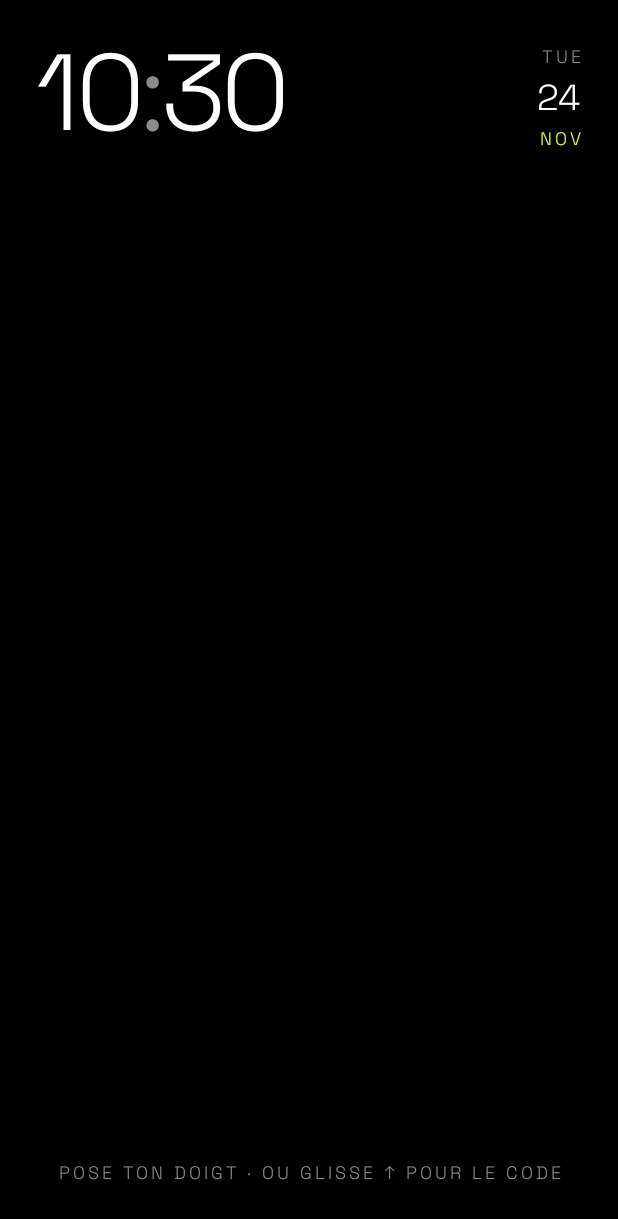
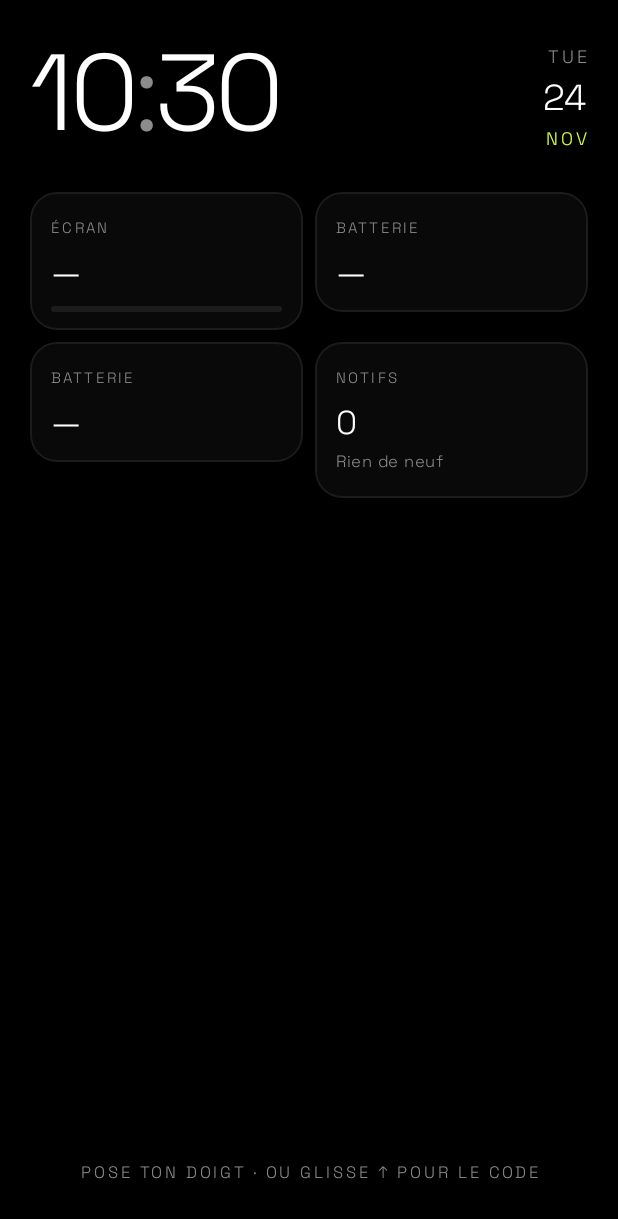
Before and after one commit to Mcsence/mono-launcher, an Android app built with Jetpack Compose: the LockActivity screen opened directly, with no data from a screen before it, on a phone screen of 412 x 824 dp. Shown: the top 1219 px of the screen. Run offline under Robolectric (Android 15) with nearby library versions, the phone set to English and light mode, and no system bars; network calls fail; pictures from the network do not load; Roboto replaces fonts that are not available here.

Commit message:
Lock screen: cards layout with date beside the clock
Thin outlined cards for screen time (with gauge), markets, top headline,
notifications and battery, music player at the bottom; bold hours, light
minutes and a day/date/month block on the right.

Co-Authored-By: Claude Opus 5.5 <noreply@anthropic.com>

```diff
--- a/app/src/main/java/com/mono/launcher/ui/HomeScreen.kt
+++ b/app/src/main/java/com/mono/launcher/ui/HomeScreen.kt
@@ -197,146 +197,6 @@ fun HomeScreen(
                     .background(Muted.copy(alpha = 0.5f))
             )
         }
-    }
-}
-
-/**
- * Shown over the system lock screen: an info screen, no apps. Clock, battery,
- * notification summary (app names only, never message text), markets, headlines, music.
- */
-@Composable
-fun LockScreen(
-    apps: List<AppEntry>,
-    prefs: Prefs,
-    onOpenLink: (String) -> Unit,
-    onUnlock: () -> Unit,
-) {
-    val unlock by rememberUpdatedState(onUnlock)
-    val media = NotificationState.media
-    val context = LocalContext.current
-    val battery = remember {
-        context.getSystemService(BatteryManager::class.java)
-            ?.getIntProperty(BatteryManager.BATTERY_PROPERTY_CAPACITY)
-            ?.takeIf { it in 0..100 }
-    }
-    val notifications = NotificationState.byPackage
-    val notifSummary = remember(notifications, apps) {
-        val labels = apps.associate { it.component.packageName to it.label }
-        val total = notifications.values.sumOf { it.count }
-        if (total == 0) null else {
-            val names = notifications.keys.mapNotNull { labels[it] }.take(3).joinToString(", ")
-            "$total notification${if (total > 1) "s" else ""}" + if (names.isNotBlank()) " · $names" else ""
-        }
-    }
-
-    Column(
-        Modifier
-            .fillMaxSize()
-            .background(HomeBackground)
-            .pointerInput(Unit) {
-                var total = 0f
-                detectVerticalDragGestures(
-                    onDragStart = { total = 0f },
-                    onDragEnd = { if (total < -120f) unlock() },
-                ) { _, dy -> total += dy }
-            }
-            .systemBarsPadding()
-            .padding(horizontal = 24.dp, vertical = 16.dp)
-    ) {
-        ClockBlock(prefs)
-        Spacer(Modifier.height(10.dp))
-        Row(verticalAlignment = Alignment.CenterVertically) {
-            battery?.let {
-                Text("Batterie $it %", color = Muted, fontSize = 13.sp, fontWeight = FontWeight.Medium)
-            }
-            if (battery != null && notifSummary != null) {
-                Spacer(Modifier.width(10.dp))
-                Box(Modifier.size(4.dp).background(Muted, CircleShape))
-                Spacer(Modifier.width(10.dp))
-            }
-            notifSummary?.let {
-                Text(it, color = White, fontSize = 13.sp, fontWeight = FontWeight.Medium, maxLines = 1, overflow = TextOverflow.Ellipsis)
-            }
-        }
-
-        val screenTotal = ScreenTime.total
-        if (screenTotal >= 60_000) {
-            Text(
-                "Écran aujourd'hui · ${ScreenTime.format(screenTotal)}",
-                color = Muted,
-                fontSize = 13.sp,
-                fontWeight = FontWeight.Medium,
-                modifier = Modifier.padding(top = 4.dp),
-            )
-        }
-
-        Column(Modifier.weight(1f).fillMaxWidth().padding(top = 28.dp)) {
-            val quotes = FeedState.quotes
-            if (prefs.showMarkets && quotes.isNotEmpty()) {
-                SectionLabel("Bourse")
-                Spacer(Modifier.height(8.dp))
-                quotes.take(4).forEach { quote ->
-                    Row(Modifier.fillMaxWidth().padding(vertical = 5.dp), verticalAlignment = Alignment.CenterVertically) {
-                        Text(quote.name, color = White, fontSize = 16.sp, fontWeight = FontWeight.SemiBold, modifier = Modifier.weight(1f), maxLines = 1)
-                        Text(Feeds.formatPrice(quote), color = White, fontSize = 16.sp, fontWeight = FontWeight.Medium)
-                        Spacer(Modifier.width(10.dp))
-                        Text(
-                            Feeds.formatChange(quote),
-                            color = if (quote.changePercent >= 0) Accent else Muted,
-                            fontSize = 13.sp,
-                            fontWeight = FontWeight.Bold,
-                        )
-                    }
-                }
-                Spacer(Modifier.height(22.dp))
-            }
-            val headlines = FeedState.headlines
-            if (prefs.showNews && headlines.isNotEmpty()) {
-                SectionLabel("À la une")
-                Spacer(Modifier.height(6.dp))
-                headlines.take(3).forEach { headline ->
-                    Column(
-                        Modifier
-                            .fillMaxWidth()
-                            .clip(RoundedCornerShape(10.dp))
-                            .clickable { onOpenLink(headline.link) }
-                            .padding(vertical = 8.dp)
-                    ) {
-                        Text(
-                            headline.title,
-                            color = White,
-                            fontSize = 15.sp,
-                            fontWeight = FontWeight.SemiBold,
-                            lineHeight = 20.sp,
-                            maxLines = 2,
-                            overflow = TextOverflow.Ellipsis,
-                        )
-                        Text(
-                            listOf(headline.source, Feeds.ago(headline.published)).filter { it.isNotBlank() }.joinToString(" · "),
-                            color = Muted,
-                            fontSize = 12.sp,
-                        )
-                    }
-                }
-            }
-        }
-
-        if (prefs.showMusic && media != null) {
-            MusicPlayer(media, Modifier.padding(top = 12.dp))
-        }
-        Text(
-            "POSE TON DOIGT · OU GLISSE ↑ POUR LE CODE",
-            color = Muted,
-            fontSize = 12.sp,
-            fontWeight = FontWeight.Bold,
-            letterSpacing = 2.sp,
-            textAlign = TextAlign.Center,
-            modifier = Modifier
-                .fillMaxWidth()
-                .clip(RoundedCornerShape(50))
-                .clickable { unlock() }
-                .padding(vertical = 14.dp),
-        )
     }
 }
 
--- /dev/null
+++ b/app/src/main/java/com/mono/launcher/ui/LockScreen.kt
@@ -0,0 +1,289 @@
+package com.mono.launcher.ui
+
+import android.os.BatteryManager
+import androidx.compose.foundation.background
+import androidx.compose.foundation.border
+import androidx.compose.foundation.clickable
+import androidx.compose.foundation.gestures.detectVerticalDragGestures
+import androidx.compose.foundation.layout.Arrangement
+import androidx.compose.foundation.layout.Box
+import androidx.compose.foundation.layout.Column
+import androidx.compose.foundation.layout.ColumnScope
+import androidx.compose.foundation.layout.Row
+import androidx.compose.foundation.layout.Spacer
+import androidx.compose.foundation.layout.fillMaxSize
+import androidx.compose.foundation.layout.fillMaxWidth
+import androidx.compose.foundation.layout.height
+import androidx.compose.foundation.layout.padding
+import androidx.compose.foundation.layout.systemBarsPadding
+import androidx.compose.foundation.shape.RoundedCornerShape
+import androidx.compose.material3.Text
+import androidx.compose.runtime.Composable
+import androidx.compose.runtime.getValue
+import androidx.compose.runtime.produceState
+import androidx.compose.runtime.remember
+import androidx.compose.runtime.rememberUpdatedState
+import androidx.compose.ui.Alignment
+import androidx.compose.ui.Modifier
+import androidx.compose.ui.text.SpanStyle
+import androidx.compose.ui.text.buildAnnotatedString
+import androidx.compose.ui.text.withStyle
+import androidx.compose.ui.draw.clip
+import androidx.compose.ui.input.pointer.pointerInput
+import androidx.compose.ui.platform.LocalContext
+import androidx.compose.ui.text.font.FontWeight
+import androidx.compose.ui.text.style.TextAlign
+import androidx.compose.ui.text.style.TextOverflow
+import androidx.compose.ui.unit.dp
+import androidx.compose.ui.unit.sp
+import com.mono.launcher.AppEntry
+import com.mono.launcher.FeedState
+import com.mono.launcher.Feeds
+import com.mono.launcher.NotificationState
+import com.mono.launcher.Prefs
+import com.mono.launcher.Quote
+import com.mono.launcher.ScreenTime
+import kotlinx.coroutines.delay
+import java.time.LocalDateTime
+import java.time.format.DateTimeFormatter
+import java.util.Locale
+
+/** Reference for the screen-time gauge when no daily limit is set: 4 hours. */
+private const val SCREEN_TIME_GAUGE_MS = 4 * 60 * 60_000L
+
+/**
+ * Lock screen, "cards" style: clock, then a grid of thin cards (screen time, markets,
+ * top headline, notifications, battery) and the music player. No apps, and never the
+ * text of a notification, only how many and from which apps.
+ */
+@Composable
+fun LockScreen(
+    apps: List<AppEntry>,
+    prefs: Prefs,
+    onOpenLink: (String) -> Unit,
+    onUnlock: () -> Unit,
+) {
+    val unlock by rememberUpdatedState(onUnlock)
+    val context = LocalContext.current
+    val now by produceState(LocalDateTime.now()) {
+        while (true) {
+            value = LocalDateTime.now()
+            delay(1_000L)
+        }
+    }
+    val battery = remember(now.minute) {
+        context.getSystemService(BatteryManager::class.java)
+            ?.getIntProperty(BatteryManager.BATTERY_PROPERTY_CAPACITY)
+            ?.takeIf { it in 0..100 }
+    }
+    val notifications = NotificationState.byPackage
+    val notifCount = notifications.values.sumOf { it.count }
+    val notifApps = remember(notifications, apps) {
+        val labels = apps.associate { it.component.packageName to it.label }
+        notifications.keys.mapNotNull { labels[it] }.take(2).joinToString(", ")
+    }
+    val quotes = if (prefs.showMarkets) FeedState.quotes else emptyList()
+    val headline = if (prefs.showNews) FeedState.headlines.firstOrNull() else null
+    val screenTotal = ScreenTime.total
+    val media = NotificationState.media
+    val scale = prefs.textSize.scale
+
+    Column(
+        Modifier
+            .fillMaxSize()
+            .background(HomeBackground)
+            .pointerInput(Unit) {
+                var total = 0f
+                detectVerticalDragGestures(
+                    onDragStart = { total = 0f },
+                    onDragEnd = { if (total < -120f) unlock() },
+                ) { _, dy -> total += dy }
+            }
+            .systemBarsPadding()
+            .padding(horizontal = 20.dp, vertical = 16.dp)
+    ) {
+        // Clock: bold hours, light minutes, date block on the right.
+        Row(Modifier.fillMaxWidth(), verticalAlignment = Alignment.Top) {
+            val muted = Muted
+            Text(
+                buildAnnotatedString {
+                    withStyle(SpanStyle(fontWeight = FontWeight.Bold)) { append("%02d".format(now.hour)) }
+                    withStyle(SpanStyle(fontWeight = FontWeight.Light, color = muted)) { append(":") }
+                    withStyle(SpanStyle(fontWeight = FontWeight.Light)) { append("%02d".format(now.minute)) }
+                },
+                color = White,
+                fontSize = (72 * scale).sp,
+                lineHeight = (72 * scale).sp,
+                letterSpacing = (-3).sp,
+                modifier = Modifier.weight(1f),
+            )
+            Column(horizontalAlignment = Alignment.End, modifier = Modifier.padding(top = 10.dp)) {
+                Text(
+                    now.format(DateTimeFormatter.ofPattern("EEE", Locale.getDefault())).uppercase().trimEnd('.'),
+                    color = Muted,
+                    fontSize = 12.sp,
+                    fontWeight = FontWeight.Medium,
+                    letterSpacing = 2.sp,
+                )
+                Text("${now.dayOfMonth}", color = White, fontSize = 24.sp, fontWeight = FontWeight.Bold)
+                Text(
+                    now.format(DateTimeFormatter.ofPattern("MMM", Locale.getDefault())).uppercase().trimEnd('.'),
+                    color = Accent,
+                    fontSize = 12.sp,
+                    fontWeight = FontWeight.Bold,
+                    letterSpacing = 2.sp,
+                )
+            }
+        }
+
+        Spacer(Modifier.height(20.dp))
+
+        // Cards
+        Column(
+            Modifier.weight(1f).fillMaxWidth(),
+            verticalArrangement = Arrangement.spacedBy(8.dp),
+        ) {
+            Row(horizontalArrangement = Arrangement.spacedBy(8.dp)) {
+                InfoCard("ÉCRAN", Modifier.weight(1f)) {
+                    Text(
+                        if (screenTotal >= 60_000) ScreenTime.format(screenTotal) else "—",
+                        color = White,
+                        fontSize = 22.sp,
+                        fontWeight = FontWeight.Bold,
+                    )
+                    Spacer(Modifier.height(8.dp))
+                    Gauge((screenTotal.toFloat() / SCREEN_TIME_GAUGE_MS).coerceIn(0f, 1f))
+                }
+                quotes.getOrNull(0)?.let { QuoteCard(it, Modifier.weight(1f)) }
+                    ?: InfoCard("BATTERIE", Modifier.weight(1f)) { BigValue(battery?.let { "$it %" } ?: "—") }
+            }
+
+            headline?.let { news ->
+                InfoCard("À LA UNE · ${news.source.uppercase()}", Modifier.fillMaxWidth(), onClick = { onOpenLink(news.link) }) {
+                    Text(
+                        news.title,
+                        color = White,
+                        fontSize = 16.sp,
+                        lineHeight = 21.sp,
+                        fontWeight = FontWeight.SemiBold,
+                        maxLines = 3,
+                        overflow = TextOverflow.Ellipsis,
+                    )
+                    val ago = Feeds.ago(news.published)
+                    if (ago.isNotBlank()) {
+                        Spacer(Modifier.height(4.dp))
+                        Text(ago, color = Muted, fontSize = 11.sp)
+                    }
+                }
+            }
+
+            Row(horizontalArrangement = Arrangement.spacedBy(8.dp)) {
+                quotes.getOrNull(1)?.let { QuoteCard(it, Modifier.weight(1f)) }
+                    ?: InfoCard("BATTERIE", Modifier.weight(1f)) { BigValue(battery?.let { "$it %" } ?: "—") }
+                InfoCard("NOTIFS", Modifier.weight(1f)) {
+                    BigValue(if (notifCount > 0) "$notifCount" else "0")
+                    Text(
+                        if (notifCount > 0) notifApps else "Rien de neuf",
+                        color = Muted,
+                        fontSize = 11.sp,
+                        maxLines = 1,
+                        overflow = TextOverflow.Ellipsis,
+                    )
+                }
+            }
+
+            if (quotes.size > 2 && quotes.getOrNull(0) != null) {
+                Row(horizontalArrangement = Arrangement.spacedBy(8.dp)) {
+                    QuoteCard(quotes[2], Modifier.weight(1f))
+                    InfoCard("BATTERIE", Modifier.weight(1f)) { BigValue(battery?.let { "$it %" } ?: "—") }
+                }
+            }
+        }
+
+        if (prefs.showMusic && media != null) {
+            MusicPlayer(media, Modifier.padding(top = 8.dp))
+        }
+        Text(
+            "POSE TON DOIGT · OU GLISSE ↑ POUR LE CODE",
+            color = Muted,
+            fontSize = 11.sp,
+            fontWeight = FontWeight.Bold,
+            letterSpacing = 2.sp,
+            textAlign = TextAlign.Center,
+            modifier = Modifier
+                .fillMaxWidth()
+                .clip(RoundedCornerShape(50))
+                .clickable { unlock() }
+                .padding(vertical = 14.dp),
+        )
+    }
+}
+
+/** Thin outlined card with a small uppercase label. */
+@Composable
+private fun InfoCard(
+    label: String,
+    modifier: Modifier = Modifier,
+    onClick: (() -> Unit)? = null,
+    content: @Composable ColumnScope.() -> Unit,
+) {
+    val shape = RoundedCornerShape(18.dp)
+    Column(
+        modifier
+            .clip(shape)
+            .background(Raised.copy(alpha = 0.35f))
+            .border(1.dp, Raised, shape)
+            .then(if (onClick != null) Modifier.clickable(onClick = onClick) else Modifier)
+            .padding(horizontal = 14.dp, vertical = 12.dp)
+    ) {
+        Text(
+            label,
+            color = Muted,
+            fontSize = 10.sp,
+            fontWeight = FontWeight.Bold,
+            letterSpacing = 1.5.sp,
+            maxLines = 1,
+            overflow = TextOverflow.Ellipsis,
+        )
+        Spacer(Modifier.height(4.dp))
+        content()
+    }
+}
+
+@Composable
+private fun BigValue(text: String) {
+    Text(text, color = White, fontSize = 22.sp, fontWeight = FontWeight.Bold, maxLines = 1)
+}
+
+@Composable
+private fun QuoteCard(quote: Quote, modifier: Modifier = Modifier) {
+    InfoCard(quote.name.uppercase(), modifier) {
+        Text(Feeds.formatPrice(quote), color = White, fontSize = 20.sp, fontWeight = FontWeight.Bold, maxLines = 1)
+        Text(
+            Feeds.formatChange(quote),
+            color = if (quote.changePercent >= 0) Accent else Muted,
+            fontSize = 12.sp,
+            fontWeight = FontWeight.Bold,
+        )
+    }
+}
+
+/** Thin progress bar in the accent color. */
+@Composable
+private fun Gauge(progress: Float) {
+    Box(
+        Modifier
+            .fillMaxWidth()
+            .height(4.dp)
+            .clip(RoundedCornerShape(2.dp))
+            .background(Raised)
+    ) {
+        Box(
+            Modifier
+                .fillMaxWidth(progress)
+                .height(4.dp)
+                .clip(RoundedCornerShape(2.dp))
+                .background(Accent)
+        )
+    }
+}
```
